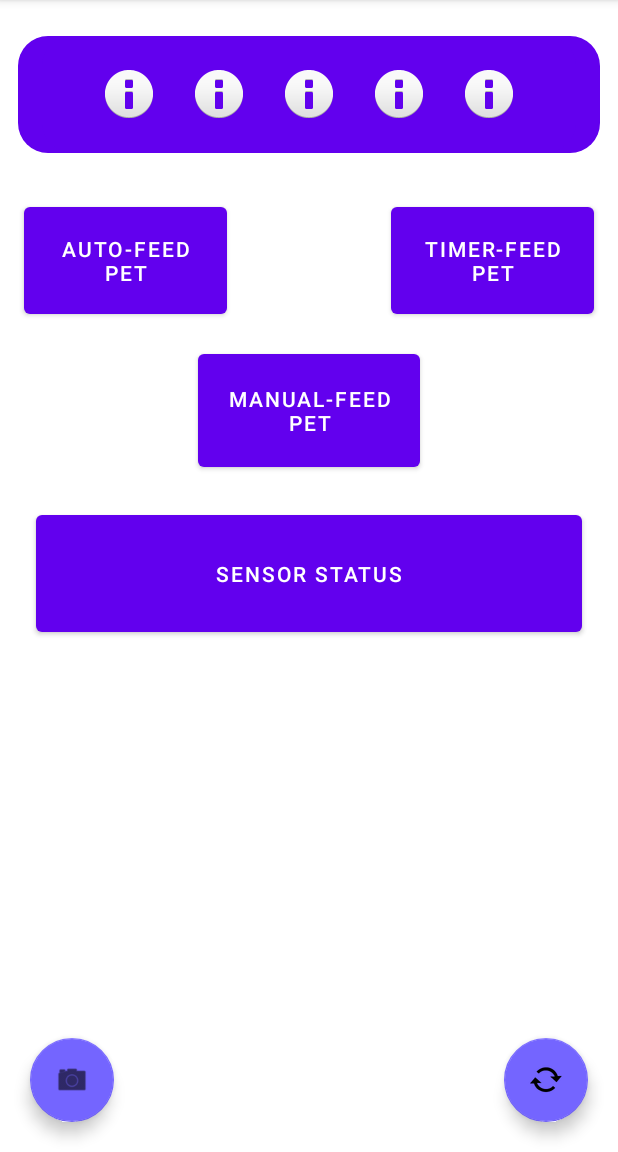
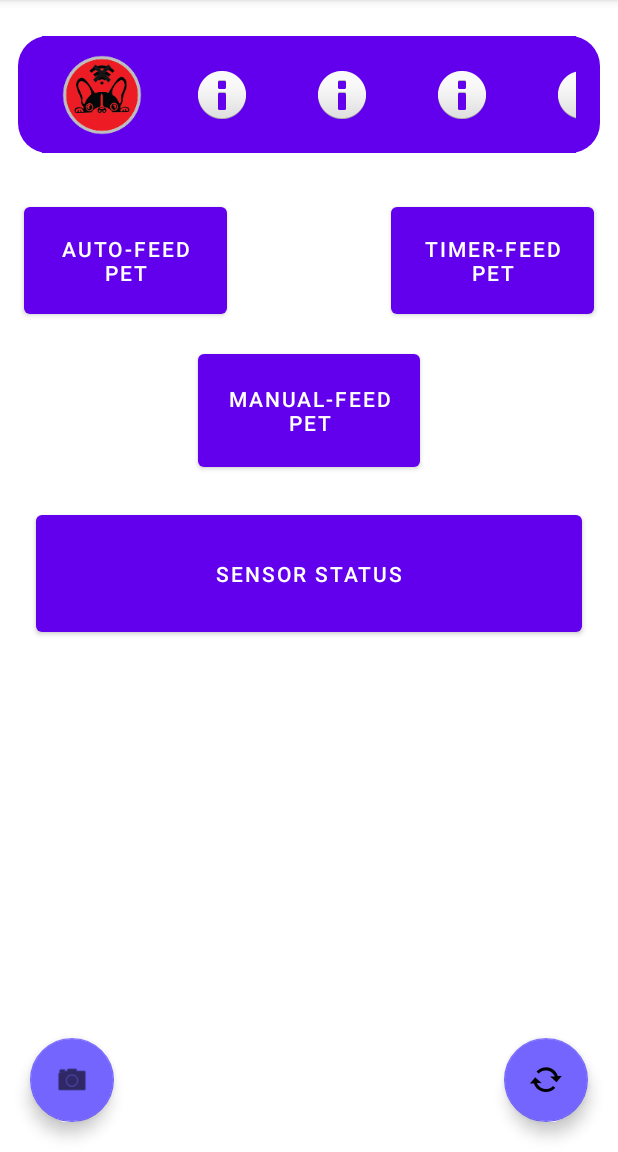
Before and after one commit to tadzio8425/RemotePet, an Android app: the screen it shows after launch (MainActivity), on a phone screen of 412 x 824 dp, the part 84-1236 px from its top. Run offline under Robolectric (Android 15) with nearby library versions, the phone set to English and light mode, and no system bars; libraries missing offline, so code that uses them is left out: tech.gusavila92.websocketclient; 5 statements that could not run were skipped.

Commit message:
Logos e imágenes varios

```diff
--- a/AppDev/App/RemotePetJava/app/src/main/AndroidManifest.xml
+++ b/AppDev/App/RemotePetJava/app/src/main/AndroidManifest.xml
@@ -4,9 +4,9 @@
     <uses-permission android:name="android.permission.INTERNET" />
     <application
         android:allowBackup="true"
-        android:icon="@mipmap/ic_launcher"
+        android:icon="@mipmap/app_logo_img_foreground"
         android:label="RemotePet"
-        android:roundIcon="@mipmap/ic_launcher_round"
+        android:roundIcon="@mipmap/app_logo_img_round"
         android:supportsRtl="true"
         android:theme="@style/Theme.RemotePetJava">
 
--- a/AppDev/App/RemotePetJava/app/src/main/java/com/example/remotepetjava/MainActivity.java
+++ b/AppDev/App/RemotePetJava/app/src/main/java/com/example/remotepetjava/MainActivity.java
@@ -6,6 +6,8 @@
 import android.os.Bundle;
 import android.util.Log;
 import android.view.View;
+import android.widget.ImageButton;
+import android.widget.ProgressBar;
 
 import org.json.JSONObject;
 
@@ -24,6 +26,27 @@
         super.onCreate(savedInstanceState);
         setContentView(R.layout.activity_main);
         createWebSocketClient();
+
+        updateAlerts(null);
+    }
+
+    public void updateAlerts(View view) {
+
+        webSocketClient.send("Ping?");
+
+        ImageButton on_off_button = (ImageButton) findViewById(R.id.on_off_button);
+
+
+
+        if(SocketClient.isConnected){
+            on_off_button.setImageResource(R.mipmap.wifi_connection_img_foreground);
+        }
+
+        else{
+            on_off_button.setImageResource(R.mipmap.wifi_no_connection_img_foreground);
+        }
+
+
     }
 
     public void openSensorActivity(View view){
@@ -47,7 +70,7 @@
 
         webSocketClient = new SocketClient(uri);
         webSocketClient.setConnectTimeout(10000);
-        webSocketClient.setReadTimeout(60000);
+        webSocketClient.setReadTimeout(5000);
         webSocketClient.enableAutomaticReconnection(5000);
         webSocketClient.connect();
     }
--- a/AppDev/App/RemotePetJava/app/src/main/res/layout/activity_main.xml
+++ b/AppDev/App/RemotePetJava/app/src/main/res/layout/activity_main.xml
@@ -34,7 +34,7 @@
             <LinearLayout
                 android:layout_width="wrap_content"
                 android:layout_height="match_parent"
-                android:layout_gravity="center"
+                android:layout_gravity="left"
                 android:gravity="center"
                 android:isScrollContainer="true"
                 android:orientation="horizontal"
@@ -43,17 +43,18 @@
 
                 <ImageButton
                     android:id="@+id/on_off_button"
-                    android:layout_width="60dp"
-                    android:layout_height="60dp"
+                    android:layout_width="80dp"
+                    android:layout_height="80dp"
                     android:layout_weight="1"
                     android:background="#6200EE"
                     android:contentDescription="On or Off "
-                    app:srcCompat="@android:drawable/ic_dialog_info" />
+                    android:scaleType="fitXY"
+                    app:srcCompat="@mipmap/wifi_connection_img_foreground" />
 
                 <ImageButton
                     android:id="@+id/charge_button"
-                    android:layout_width="60dp"
-                    android:layout_height="60dp"
+                    android:layout_width="80dp"
+                    android:layout_height="80dp"
                     android:layout_weight="1"
                     android:background="#6200EE"
                     android:contentDescription="Charging "
@@ -61,8 +62,8 @@
 
                 <ImageButton
                     android:id="@+id/fault_button"
-                    android:layout_width="60dp"
-                    android:layout_height="60dp"
+                    android:layout_width="80dp"
+                    android:layout_height="80dp"
                     android:layout_weight="1"
                     android:background="#6200EE"
                     android:contentDescription="Fault"
@@ -70,8 +71,8 @@
 
                 <ImageButton
                     android:id="@+id/food_button"
-                    android:layout_width="60dp"
-                    android:layout_height="60dp"
+                    android:layout_width="80dp"
+                    android:layout_height="80dp"
                     android:layout_weight="1"
                     android:background="#6200EE"
                     android:contentDescription="Fault "
@@ -79,8 +80,8 @@
 
                 <ImageButton
                     android:id="@+id/water_button"
-                    android:layout_width="60dp"
-                    android:layout_height="60dp"
+                    android:layout_width="80dp"
+                    android:layout_height="80dp"
                     android:layout_weight="1"
                     android:background="#6200EE"
                     android:contentDescription="Fault "
@@ -145,6 +146,7 @@
         android:layout_marginEnd="20dp"
         android:layout_marginBottom="20dp"
         android:clickable="true"
+        android:onClick="updateAlerts"
         app:backgroundTint="#7465FF"
         app:layout_constraintBottom_toBottomOf="parent"
         android:contentDescription="Reload"
--- /dev/null
+++ b/AppDev/App/RemotePetJava/app/src/main/res/mipmap-anydpi-v26/app_logo_img.xml
@@ -0,0 +1,5 @@
+<?xml version="1.0" encoding="utf-8"?>
+<adaptive-icon xmlns:android="http://schemas.android.com/apk/res/android">
+    <background android:drawable="@drawable/app_logo_img_background"/>
+    <foreground android:drawable="@mipmap/app_logo_img_foreground"/>
+</adaptive-icon>
--- /dev/null
+++ b/AppDev/App/RemotePetJava/app/src/main/res/mipmap-anydpi-v26/app_logo_img_round.xml
@@ -0,0 +1,5 @@
+<?xml version="1.0" encoding="utf-8"?>
+<adaptive-icon xmlns:android="http://schemas.android.com/apk/res/android">
+    <background android:drawable="@drawable/app_logo_img_background"/>
+    <foreground android:drawable="@mipmap/app_logo_img_foreground"/>
+</adaptive-icon>
```
Also changed, not shown: AppDev/App/RemotePetJava/app/src/main/java/com/example/remotepetjava/SocketClient.java (+15 -4 lines), AppDev/App/RemotePetJava/app/src/main/res/drawable/app_logo_img_background.xml (added, +78 -0 lines), AppDev/App/RemotePetJava/app/src/main/app_logo_img-playstore.png (added), 8 other files.
